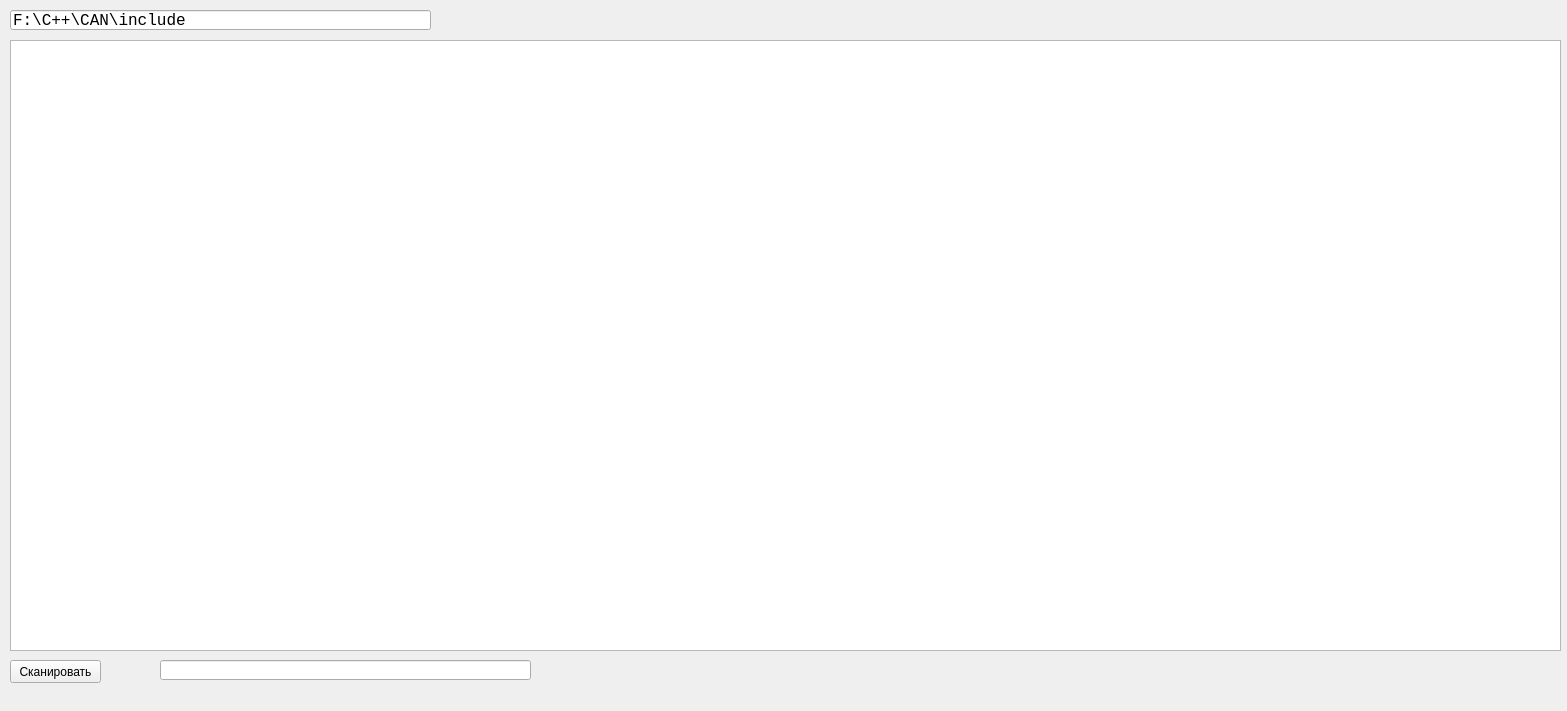
Qt form includeparser.ui (RomaDevelop/IncludeParser) before a commit.
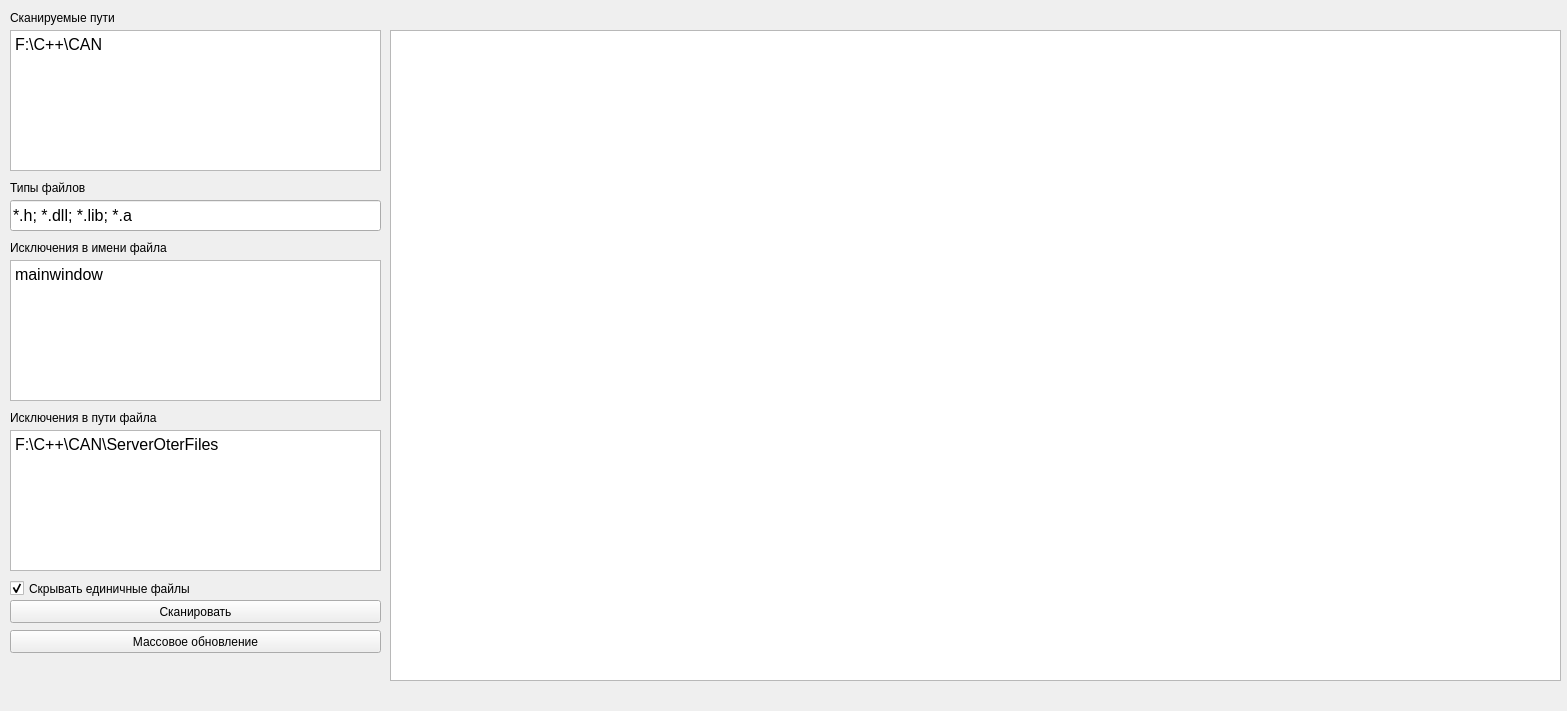
The same form after that commit.

```diff
--- a/includeparser.ui
+++ b/includeparser.ui
@@ -14,31 +14,12 @@
    <string>IncludeParser</string>
   </property>
   <widget class="QWidget" name="centralwidget">
-   <widget class="QLineEdit" name="lineEditIncludePath">
+   <widget class="QPushButton" name="pushButtonScan">
     <property name="geometry">
      <rect>
       <x>10</x>
-      <y>10</y>
-      <width>421</width>
-      <height>20</height>
-     </rect>
-    </property>
-    <property name="font">
-     <font>
-      <family>Courier New</family>
-      <pointsize>12</pointsize>
-     </font>
-    </property>
-    <property name="text">
-     <string>F:\C++\CAN\include</string>
-    </property>
-   </widget>
-   <widget class="QPushButton" name="pushButton">
-    <property name="geometry">
-     <rect>
-      <x>10</x>
-      <y>660</y>
-      <width>91</width>
+      <y>600</y>
+      <width>371</width>
       <height>23</height>
      </rect>
     </property>
@@ -49,24 +30,179 @@
    <widget class="QTableWidget" name="tableWidget">
     <property name="geometry">
      <rect>
-      <x>10</x>
-      <y>40</y>
-      <width>1551</width>
-      <height>611</height>
+      <x>390</x>
+      <y>30</y>
+      <width>1171</width>
+      <height>651</height>
      </rect>
     </property>
     <property name="editTriggers">
      <set>QAbstractItemView::NoEditTriggers</set>
     </property>
    </widget>
-   <widget class="QLineEdit" name="lineEdit">
+   <widget class="QTextEdit" name="textEditScan">
     <property name="geometry">
      <rect>
-      <x>160</x>
-      <y>660</y>
+      <x>10</x>
+      <y>30</y>
       <width>371</width>
-      <height>20</height>
+      <height>141</height>
      </rect>
+    </property>
+    <property name="font">
+     <font>
+      <pointsize>12</pointsize>
+     </font>
+    </property>
+    <property name="html">
+     <string>&lt;!DOCTYPE HTML PUBLIC &quot;-//W3C//DTD HTML 4.0//EN&quot; &quot;http://www.w3.org/TR/REC-html40/strict.dtd&quot;&gt;
+&lt;html&gt;&lt;head&gt;&lt;meta name=&quot;qrichtext&quot; content=&quot;1&quot; /&gt;&lt;style type=&quot;text/css&quot;&gt;
+p, li { white-space: pre-wrap; }
+&lt;/style&gt;&lt;/head&gt;&lt;body style=&quot; font-family:'MS Shell Dlg 2'; font-size:12pt; font-weight:400; font-style:normal;&quot;&gt;
+&lt;p style=&quot; margin-top:0px; margin-bottom:0px; margin-left:0px; margin-right:0px; -qt-block-indent:0; text-indent:0px;&quot;&gt;F:\C++\CAN&lt;/p&gt;&lt;/body&gt;&lt;/html&gt;</string>
+    </property>
+   </widget>
+   <widget class="QTextEdit" name="textEditExeptFName">
+    <property name="geometry">
+     <rect>
+      <x>10</x>
+      <y>260</y>
+      <width>371</width>
+      <height>141</height>
+     </rect>
+    </property>
+    <property name="font">
+     <font>
+      <pointsize>12</pointsize>
+     </font>
+    </property>
+    <property name="html">
+     <string>&lt;!DOCTYPE HTML PUBLIC &quot;-//W3C//DTD HTML 4.0//EN&quot; &quot;http://www.w3.org/TR/REC-html40/strict.dtd&quot;&gt;
+&lt;html&gt;&lt;head&gt;&lt;meta name=&quot;qrichtext&quot; content=&quot;1&quot; /&gt;&lt;style type=&quot;text/css&quot;&gt;
+p, li { white-space: pre-wrap; }
+&lt;/style&gt;&lt;/head&gt;&lt;body style=&quot; font-family:'MS Shell Dlg 2'; font-size:12pt; font-weight:400; font-style:normal;&quot;&gt;
+&lt;p style=&quot; margin-top:0px; margin-bottom:0px; margin-left:0px; margin-right:0px; -qt-block-indent:0; text-indent:0px;&quot;&gt;mainwindow&lt;/p&gt;&lt;/body&gt;&lt;/html&gt;</string>
+    </property>
+   </widget>
+   <widget class="QTextEdit" name="textEditExeptFPath">
+    <property name="geometry">
+     <rect>
+      <x>10</x>
+      <y>430</y>
+      <width>371</width>
+      <height>141</height>
+     </rect>
+    </property>
+    <property name="font">
+     <font>
+      <pointsize>12</pointsize>
+     </font>
+    </property>
+    <property name="html">
+     <string>&lt;!DOCTYPE HTML PUBLIC &quot;-//W3C//DTD HTML 4.0//EN&quot; &quot;http://www.w3.org/TR/REC-html40/strict.dtd&quot;&gt;
+&lt;html&gt;&lt;head&gt;&lt;meta name=&quot;qrichtext&quot; content=&quot;1&quot; /&gt;&lt;style type=&quot;text/css&quot;&gt;
+p, li { white-space: pre-wrap; }
+&lt;/style&gt;&lt;/head&gt;&lt;body style=&quot; font-family:'MS Shell Dlg 2'; font-size:12pt; font-weight:400; font-style:normal;&quot;&gt;
+&lt;p style=&quot; margin-top:0px; margin-bottom:0px; margin-left:0px; margin-right:0px; -qt-block-indent:0; text-indent:0px;&quot;&gt;F:\C++\CAN\ServerOterFiles&lt;/p&gt;&lt;/body&gt;&lt;/html&gt;</string>
+    </property>
+   </widget>
+   <widget class="QLabel" name="label">
+    <property name="geometry">
+     <rect>
+      <x>10</x>
+      <y>10</y>
+      <width>151</width>
+      <height>16</height>
+     </rect>
+    </property>
+    <property name="text">
+     <string>Сканируемые пути</string>
+    </property>
+   </widget>
+   <widget class="QLabel" name="label_2">
+    <property name="geometry">
+     <rect>
+      <x>10</x>
+      <y>240</y>
+      <width>171</width>
+      <height>16</height>
+     </rect>
+    </property>
+    <property name="text">
+     <string>Исключения в имени файла</string>
+    </property>
+   </widget>
+   <widget class="QLabel" name="label_3">
+    <property name="geometry">
+     <rect>
+      <x>10</x>
+      <y>410</y>
+      <width>171</width>
+      <height>16</height>
+     </rect>
+    </property>
+    <property name="text">
+     <string>Исключения в пути файла</string>
+    </property>
+   </widget>
+   <widget class="QLineEdit" name="lineEditExts">
+    <property name="geometry">
+     <rect>
+      <x>10</x>
+      <y>200</y>
+      <width>371</width>
+      <height>31</height>
+     </rect>
+    </property>
+    <property name="font">
+     <font>
+      <pointsize>12</pointsize>
+     </font>
+    </property>
+    <property name="text">
+     <string>*.h; *.dll; *.lib; *.a</string>
+    </property>
+   </widget>
+   <widget class="QLabel" name="label_4">
+    <property name="geometry">
+     <rect>
+      <x>10</x>
+      <y>180</y>
+      <width>151</width>
+      <height>16</height>
+     </rect>
+    </property>
+    <property name="text">
+     <string>Типы файлов</string>
+    </property>
+   </widget>
+   <widget class="QCheckBox" name="checkBoxHideIfOne">
+    <property name="geometry">
+     <rect>
+      <x>10</x>
+      <y>580</y>
+      <width>181</width>
+      <height>17</height>
+     </rect>
+    </property>
+    <property name="text">
+     <string>Скрывать единичные файлы</string>
+    </property>
+    <property name="checked">
+     <bool>true</bool>
+    </property>
+   </widget>
+   <widget class="QPushButton" name="pushButtonMassUpdate">
+    <property name="geometry">
+     <rect>
+      <x>10</x>
+      <y>630</y>
+      <width>371</width>
+      <height>23</height>
+     </rect>
+    </property>
+    <property name="text">
+     <string>Массовое обновление</string>
     </property>
    </widget>
   </widget>
```
